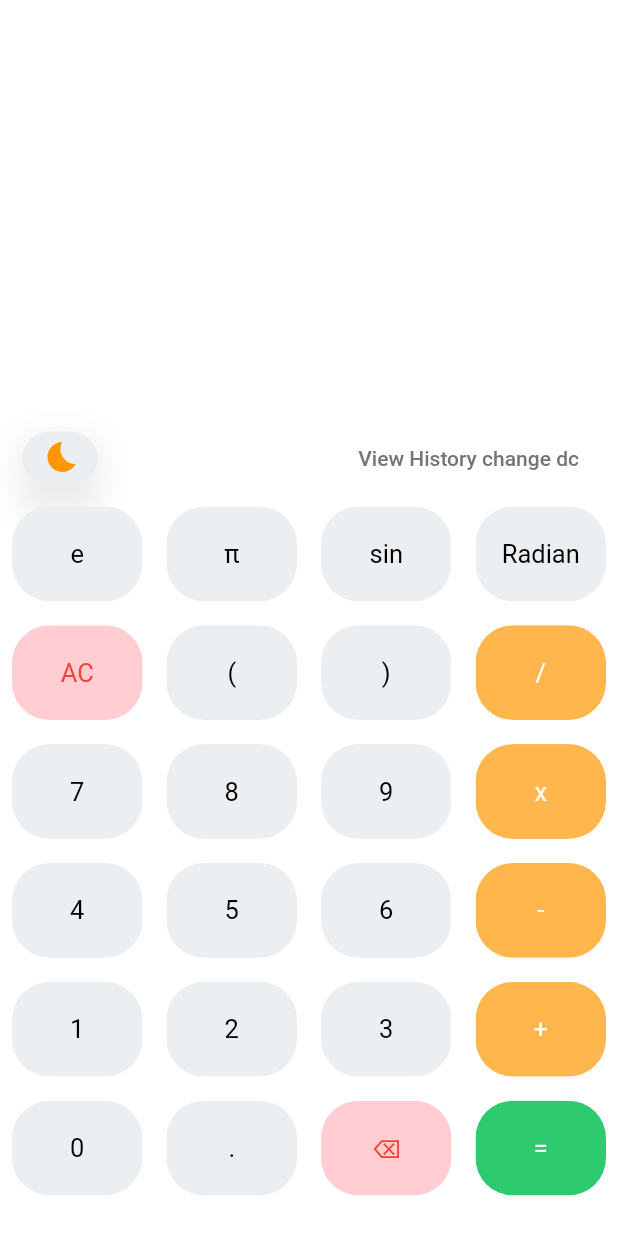
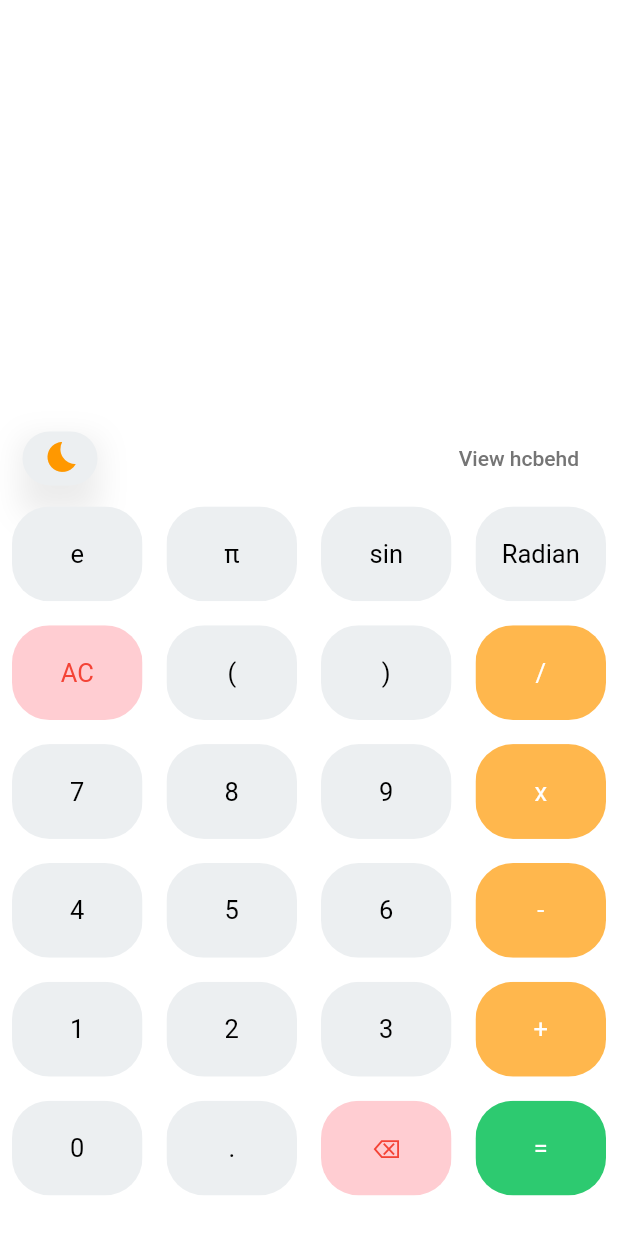
Before and after one commit to bhagirathsinh1/scientific_calsi, a Flutter app: the screen it shows after launch, on a phone screen of 412 x 824 dp. Run offline on Flutter 3.47's test engine with Material 2 defaults, Android fonts, the phone set to English and light mode, and no system bars; our stand-ins replace math_expressions.

Commit message:
view history

```diff
--- a/lib/HomePage.dart
+++ b/lib/HomePage.dart
@@ -15,7 +15,7 @@ class HomePage extends StatefulWidget {
 class _HomePageState extends State<HomePage> {
   var userQuestion = '';
   var userAnswer = '';
-  var viewHistory = 'View History change dc';
+  var viewHistory = 'View hcbehd';
   var ob = 0;
   var cb = 0;
   var zero = 0;
```
